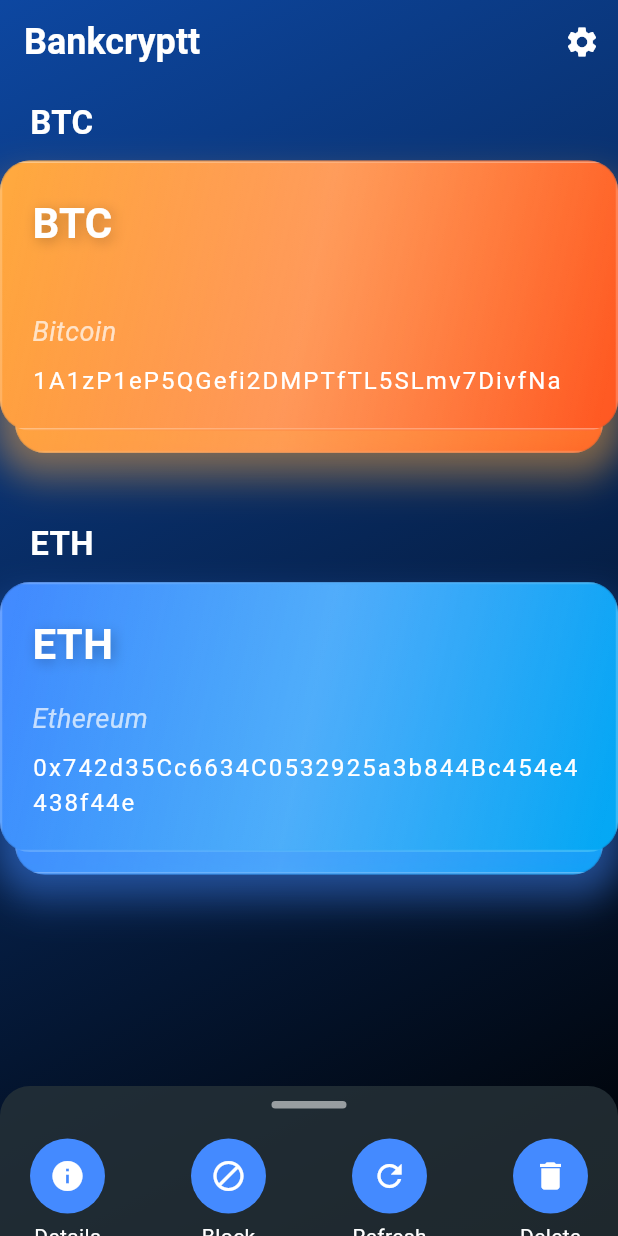
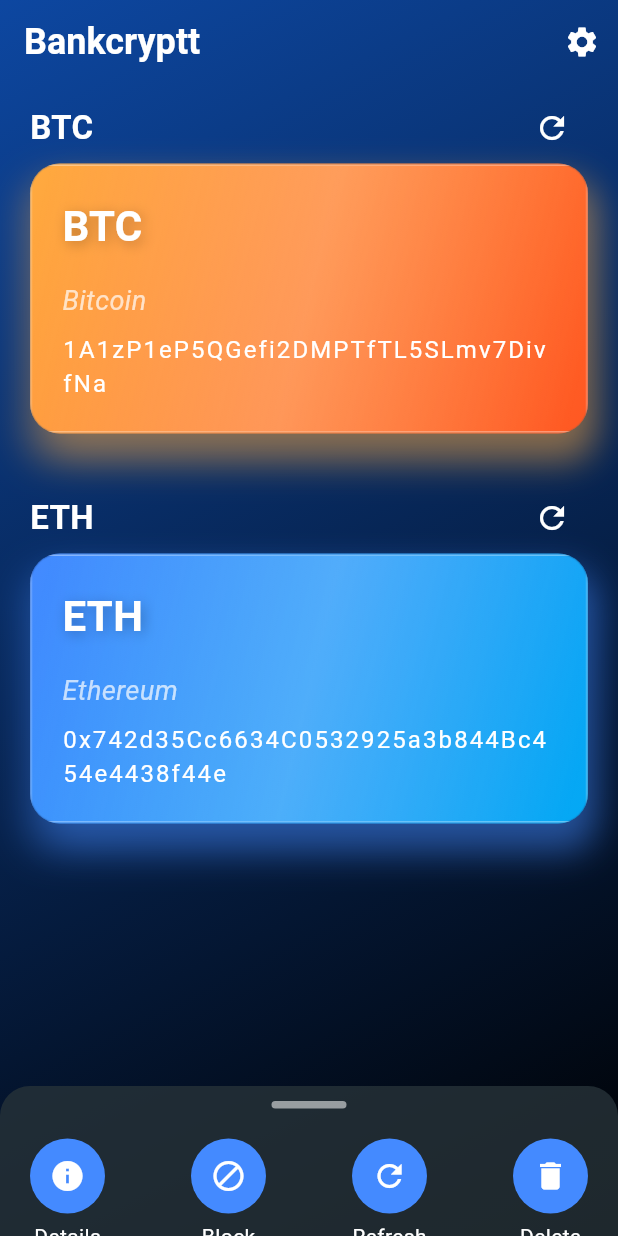
Before and after one commit to nathfavour/trash-cards, a Flutter app: the screen it shows after launch, on a phone screen of 412 x 824 dp. Run offline on Flutter 3.47's test engine with Material 3 defaults, Android fonts, the phone set to English and light mode, and no system bars; statements that could not run were skipped.

Commit message:
✨ Enhance HomeScreen with draggable cards, improved animations, and restore functionality for removed cards

```diff
--- a/lib/home.dart
+++ b/lib/home.dart
@@ -26,6 +26,9 @@ class _HomeScreenState extends State<HomeScreen> with TickerProviderStateMixin {
   late Animation<double> _scaleAnimation;
   double _dragOffset = 0;
   bool _isBottomExpanded = false;
+  final Map<String, List<Map<String, String>>> removedCards = {};
+  double _bottomSheetHeight = 100;
+  double _cardSectionScale = 1.0;
 
   List<CryptoSection> cryptoSections = [
     CryptoSection(crypto: 'BTC', wallets: [
@@ -98,7 +101,7 @@ class _HomeScreenState extends State<HomeScreen> with TickerProviderStateMixin {
     return Scaffold(
       backgroundColor: Colors.black,
       body: AnimatedContainer(
-        duration: Duration(milliseconds: 500),
+        duration: Duration(milliseconds: 300),
         child: Stack(
           children: [
             _buildBackground(),
@@ -107,6 +110,9 @@ class _HomeScreenState extends State<HomeScreen> with TickerProviderStateMixin {
                 children: [
                   _buildAppBar(),
                   Expanded(
+                    child: AnimatedScale(
+                      scale: _cardSectionScale,
+                      duration: Duration(milliseconds: 300),
                       child: ListView.builder(
                         itemCount: cryptoSections.length,
                         itemBuilder: (context, sectionIndex) {
@@ -114,7 +120,8 @@ class _HomeScreenState extends State<HomeScreen> with TickerProviderStateMixin {
                         },
                       ),
                     ),
-                  _buildBottomSheet(),
+                  ),
+                  _buildExpandableBottomSheet(),
                 ],
               ),
             ),
@@ -126,14 +133,18 @@ class _HomeScreenState extends State<HomeScreen> with TickerProviderStateMixin {
 
   Widget _buildCryptoSection(int sectionIndex) {
     final section = cryptoSections[sectionIndex];
-    return Padding(
-      padding: const EdgeInsets.symmetric(vertical: 10.0),
+    return Container(
+      height: 250, // Reduced height for compactness
+      margin: EdgeInsets.symmetric(vertical: 5.0), // Reduced margin
       child: Column(
         crossAxisAlignment: CrossAxisAlignment.start,
         children: [
           Padding(
             padding: const EdgeInsets.symmetric(horizontal: 20.0),
-            child: Text(
+            child: Row(
+              mainAxisAlignment: MainAxisAlignment.spaceBetween,
+              children: [
+                Text(
                   section.crypto,
                   style: TextStyle(
                     color: Colors.white,
@@ -141,47 +152,65 @@ class _HomeScreenState extends State<HomeScreen> with TickerProviderStateMixin {
                     fontWeight: FontWeight.bold,
                   ),
                 ),
+                IconButton(
+                  icon: Icon(Icons.refresh, color: Colors.white),
+                  onPressed: () => _restoreRemovedCards(section.crypto),
                 ),
-          SizedBox(height: 10),
-          Container(
-            height: 220,
-            child: Stack(
-              children: List.generate(section.wallets.length, (index) {
-                if (index < 0) return Container();
-                return Positioned(
-                  top: index * 15.0,
-                  left: index * 10.0,
-                  right: index * 10.0,
-                  child: GestureDetector(
-                    onHorizontalDragUpdate: (details) =>
-                        _handleDragUpdate(details, sectionIndex, index),
-                    onHorizontalDragEnd: (details) =>
-                        _handleDragEnd(details, sectionIndex, index),
-                    child: AnimatedBuilder(
-                      animation: _slideController,
-                      builder: (context, child) {
-                        return Transform.translate(
-                          offset: Offset(_dragOffset, 0),
-                          child: Opacity(
-                            opacity: 1.0 - (_slideController.value * 0.5),
-                            child: CryptoCard(
-                              coinName: section.wallets[index]['coin']!,
-                              network: section.wallets[index]['network']!,
-                              address: section.wallets[index]['address']!,
-                              rotationAngle: 0.0,
-                              scale: 1.0,
+              ],
             ),
           ),
-                        );
-                      },
-                    ),
-                  ),
+          Expanded(
+            child: Stack(
+              clipBehavior: Clip.none,
+              children: List.generate(section.wallets.length, (index) {
+                return Positioned(
+                  top: 0,
+                  left: 20 + (index * 8.0), // Reduced offset for compactness
+                  right: 20 - (index * 8.0),
+                  child: _buildDraggableCard(section, index, sectionIndex),
                 );
               }).reversed.toList(),
             ),
           ),
         ],
       ),
+    );
+  }
+
+  Widget _buildDraggableCard(
+      CryptoSection section, int index, int sectionIndex) {
+    return AnimatedBuilder(
+      animation: _slideController,
+      builder: (context, child) {
+        double slide = _dragOffset;
+        if (index == currentCardIndex) {
+          slide = _dragOffset;
+        }
+        return Transform.translate(
+          offset: Offset(slide, 0),
+          child: Transform(
+            transform: Matrix4.identity()
+              ..setEntry(3, 2, 0.001)
+              ..rotateZ((_dragOffset / 3000) * pi),
+            child: Opacity(
+              opacity: 1.0 - ((_dragOffset.abs() / 300).clamp(0.0, 0.5)),
+              child: GestureDetector(
+                onHorizontalDragUpdate: (details) =>
+                    _handleDragUpdate(details, sectionIndex, index),
+                onHorizontalDragEnd: (details) =>
+                    _handleDragEnd(details, sectionIndex, index),
+                child: CryptoCard(
+                  coinName: section.wallets[index]['coin']!,
+                  network: section.wallets[index]['network']!,
+                  address: section.wallets[index]['address']!,
+                  rotationAngle: 0.0,
+                  scale: 1.0 - (index * 0.05),
+                ),
+              ),
+            ),
+          ),
+        );
+      },
     );
   }
 
@@ -195,17 +224,41 @@ class _HomeScreenState extends State<HomeScreen> with TickerProviderStateMixin {
   void _handleDragEnd(DragEndDetails details, int sectionIndex, int cardIndex) {
     final velocity = details.velocity.pixelsPerSecond.dx;
     if (velocity.abs() > 1000 || _dragOffset.abs() > 100) {
-      _animateCardOut(velocity > 0 ? Direction.right : Direction.left,
-          sectionIndex, cardIndex);
+      _animateCardOut(
+        velocity > 0 ? Direction.right : Direction.left,
+        sectionIndex,
+        cardIndex,
+      );
     } else {
       _resetCard();
     }
   }
 
   void _animateCardOut(Direction direction, int sectionIndex, int cardIndex) {
+    final targetX = direction == Direction.right ? 500.0 : -500.0;
+
+    Animation<double> slideOutAnimation = Tween<double>(
+      begin: _dragOffset,
+      end: targetX,
+    ).animate(CurvedAnimation(
+      parent: _slideController,
+      curve: Curves.easeOutCubic,
+    ));
+
+    slideOutAnimation.addListener(() {
+      setState(() {
+        _dragOffset = slideOutAnimation.value;
+      });
+    });
+
     _slideController.forward().then((_) {
       setState(() {
+        final removedCard =
             cryptoSections[sectionIndex].wallets.removeAt(cardIndex);
+        if (!removedCards.containsKey(cryptoSections[sectionIndex].crypto)) {
+          removedCards[cryptoSections[sectionIndex].crypto] = [];
+        }
+        removedCards[cryptoSections[sectionIndex].crypto]!.add(removedCard);
         _dragOffset = 0;
       });
       _slideController.reset();
@@ -216,22 +269,32 @@ class _HomeScreenState extends State<HomeScreen> with TickerProviderStateMixin {
     setState(() => _dragOffset = 0);
   }
 
-  Widget _buildBottomSheet() {
+  void _restoreRemovedCards(String crypto) {
+    if (removedCards.containsKey(crypto) && removedCards[crypto]!.isNotEmpty) {
+      setState(() {
+        final sectionIndex =
+            cryptoSections.indexWhere((s) => s.crypto == crypto);
+        if (sectionIndex != -1) {
+          cryptoSections[sectionIndex]
+              .wallets
+              .add(removedCards[crypto]!.removeLast());
+        }
+      });
+    }
+  }
+
+  Widget _buildExpandableBottomSheet() {
     return GestureDetector(
       onVerticalDragUpdate: (details) {
-        if (details.delta.dy < -10 && !_isBottomExpanded) {
         setState(() {
-            _isBottomExpanded = true;
+          _bottomSheetHeight -= details.delta.dy;
+          _bottomSheetHeight = _bottomSheetHeight.clamp(100.0, 400.0);
+          _cardSectionScale = 1.0 - ((_bottomSheetHeight - 100) / 600);
         });
-        } else if (details.delta.dy > 10 && _isBottomExpanded) {
-          setState(() {
-            _isBottomExpanded = false;
-          });
-        }
       },
       child: AnimatedContainer(
         duration: Duration(milliseconds: 300),
-        height: _isBottomExpanded ? 250 : 100,
+        height: _bottomSheetHeight,
         decoration: BoxDecoration(
           color: Colors.blueGrey[900]?.withOpacity(0.8),
           borderRadius: BorderRadius.vertical(top: Radius.circular(20)),
@@ -247,9 +310,13 @@ class _HomeScreenState extends State<HomeScreen> with TickerProviderStateMixin {
                 borderRadius: BorderRadius.circular(10),
               ),
             ),
-            _isBottomExpanded
+            Expanded(
+              child: SingleChildScrollView(
+                child: _bottomSheetHeight > 200
                     ? _buildExpandedQuickActions()
                     : _buildQuickActions(),
+              ),
+            ),
           ],
         ),
       ),
```
Lines whose indentation alone changed are shown as unchanged.
